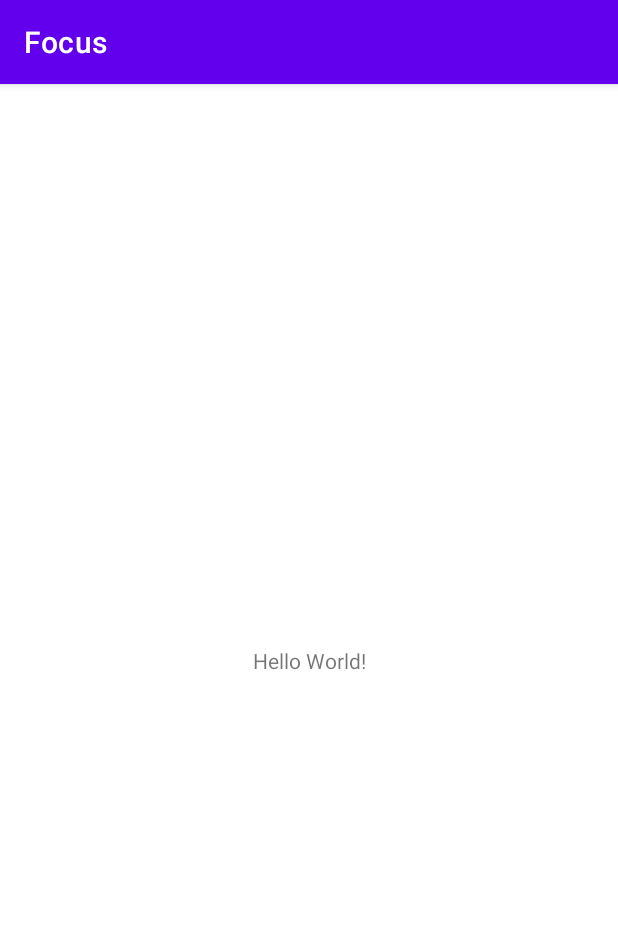
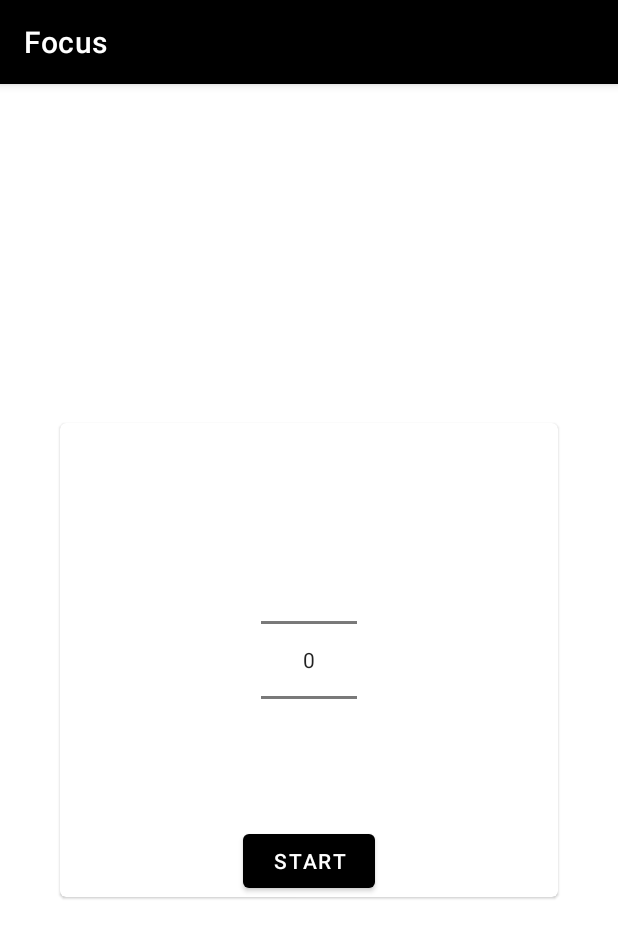
Before and after one commit to PriyabrataNaskar/Focus, an Android app: the screen it shows after launch (MainActivity), on a phone screen of 412 x 824 dp. Shown: the top 938 px of the screen. Run offline under Robolectric (Android 15) with nearby library versions, the phone set to English and light mode, and no system bars.

Commit message:
Time Picker Added to XML

```diff
--- a/app/src/main/res/layout/activity_main.xml
+++ b/app/src/main/res/layout/activity_main.xml
@@ -6,13 +6,40 @@
     android:layout_height="match_parent"
     tools:context=".MainActivity">
 
-    <TextView
-        android:layout_width="wrap_content"
+    <!-- Card for time picker-->
+    <com.google.android.material.card.MaterialCardView
+        android:layout_width="match_parent"
         android:layout_height="wrap_content"
-        android:text="Hello World!"
+        android:layout_margin="40dp"
         app:layout_constraintBottom_toBottomOf="parent"
         app:layout_constraintLeft_toLeftOf="parent"
         app:layout_constraintRight_toRightOf="parent"
-        app:layout_constraintTop_toTopOf="parent" />
+        app:layout_constraintTop_toTopOf="parent">
+
+        <androidx.constraintlayout.widget.ConstraintLayout
+            android:layout_width="match_parent"
+            android:layout_height="match_parent">
+
+            <NumberPicker
+                android:id="@+id/time_picker"
+                android:layout_width="wrap_content"
+                android:layout_height="wrap_content"
+                app:layout_constraintBottom_toBottomOf="parent"
+                app:layout_constraintLeft_toLeftOf="parent"
+                app:layout_constraintRight_toRightOf="parent"
+                app:layout_constraintTop_toTopOf="parent" />
+
+            <com.google.android.material.button.MaterialButton
+                android:id="@+id/start_button"
+                android:layout_width="wrap_content"
+                android:layout_height="wrap_content"
+                android:layout_marginTop="20dp"
+                android:text="@string/start"
+                app:layout_constraintEnd_toEndOf="parent"
+                app:layout_constraintStart_toStartOf="parent"
+                app:layout_constraintTop_toBottomOf="@id/time_picker" />
+        </androidx.constraintlayout.widget.ConstraintLayout>
+
+    </com.google.android.material.card.MaterialCardView>
 
 </androidx.constraintlayout.widget.ConstraintLayout>
--- a/app/src/main/res/values/strings.xml
+++ b/app/src/main/res/values/strings.xml
@@ -1,3 +1,4 @@
 <resources>
     <string name="app_name">Focus</string>
+    <string name="start">Start</string>
 </resources>
--- a/app/src/main/res/values/themes.xml
+++ b/app/src/main/res/values/themes.xml
@@ -2,7 +2,7 @@
     <!-- Base application theme. -->
     <style name="Theme.Focus" parent="Theme.MaterialComponents.DayNight.DarkActionBar">
         <!-- Primary brand color. -->
-        <item name="colorPrimary">@color/purple_500</item>
+        <item name="colorPrimary">@color/black</item>
         <item name="colorPrimaryVariant">@color/purple_700</item>
         <item name="colorOnPrimary">@color/white</item>
         <!-- Secondary brand color. -->
```
